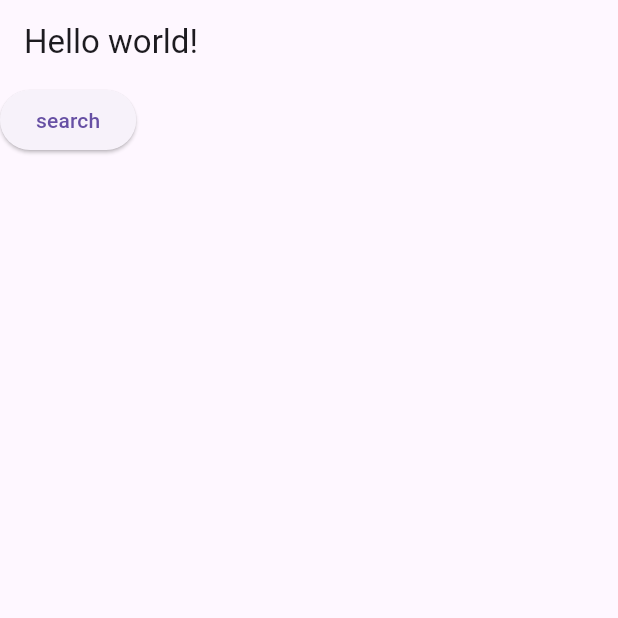
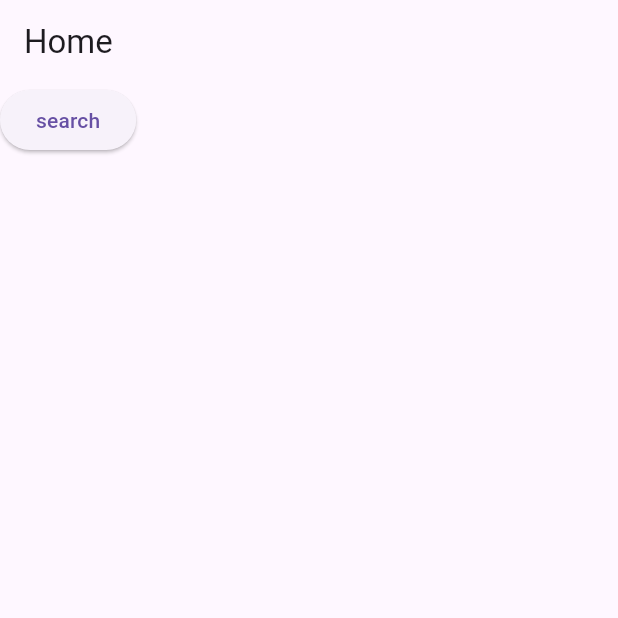
Before and after one commit to OpenGoose/ars-sonora-client, a Flutter app: the screen it shows after launch, on a phone screen of 412 x 824 dp, the top half of it. Run offline on Flutter 3.47's test engine with Material 3 defaults, Android fonts, the phone set to English and light mode, and no system bars; our stand-ins replace go_router.

Commit message:
Revert "Working i18n"
This reverts commit e56ab96e56f36500698f87446fae6c3c6878dff6.

```diff
--- a/l10n.yaml
+++ /dev/null
@@ -1,3 +0,0 @@
-arb-dir: lib/l10n
-template-arb-file: app_en.arb
-output-localization-file: app_localizations.dart
--- a/lib/l10n/app_en.arb
+++ /dev/null
@@ -1,6 +0,0 @@
-{
-    "helloWorld": "Hello world!",
-    "@helloWorld": {
-        "description": "Initial message"
-    }
-}
--- a/lib/l10n/app_es.arb
+++ /dev/null
@@ -1,3 +0,0 @@
-{
-    "helloWorld": "Hola mundo!"
-}
--- a/lib/main.dart
+++ b/lib/main.dart
@@ -2,7 +2,6 @@ import 'package:ars_sonora/screens/home-page.dart';
 import 'package:ars_sonora/screens/search-page.dart';
 import 'package:flutter/material.dart';
 import 'package:go_router/go_router.dart';
-import 'package:flutter_gen/gen_l10n/app_localizations.dart';
 
 void main() {
   runApp(const MainApp());
@@ -32,8 +31,6 @@ class MainApp extends StatelessWidget {
   Widget build(BuildContext context) {
     return MaterialApp.router(
       routerConfig: _router,
-      localizationsDelegates: AppLocalizations.localizationsDelegates,
-      supportedLocales: AppLocalizations.supportedLocales,
     );
   }
 }
--- a/lib/screens/home-page.dart
+++ b/lib/screens/home-page.dart
@@ -1,6 +1,5 @@
 import 'package:flutter/material.dart';
 import 'package:go_router/go_router.dart';
-import 'package:flutter_gen/gen_l10n/app_localizations.dart';
 
 class HomePage extends StatelessWidget {
   const HomePage({super.key});
@@ -9,7 +8,7 @@ class HomePage extends StatelessWidget {
   Widget build(BuildContext context) {
     return Scaffold(
       appBar: AppBar(
-        title: Text(AppLocalizations.of(context)!.helloWorld),
+        title: const Text("Home"),
       ),
       body: ElevatedButton(
         onPressed: () {
--- a/pubspec.yaml
+++ b/pubspec.yaml
@@ -22,4 +22,3 @@ dev_dependencies:
 
 flutter:
   uses-material-design: true
-  generate: true
```
